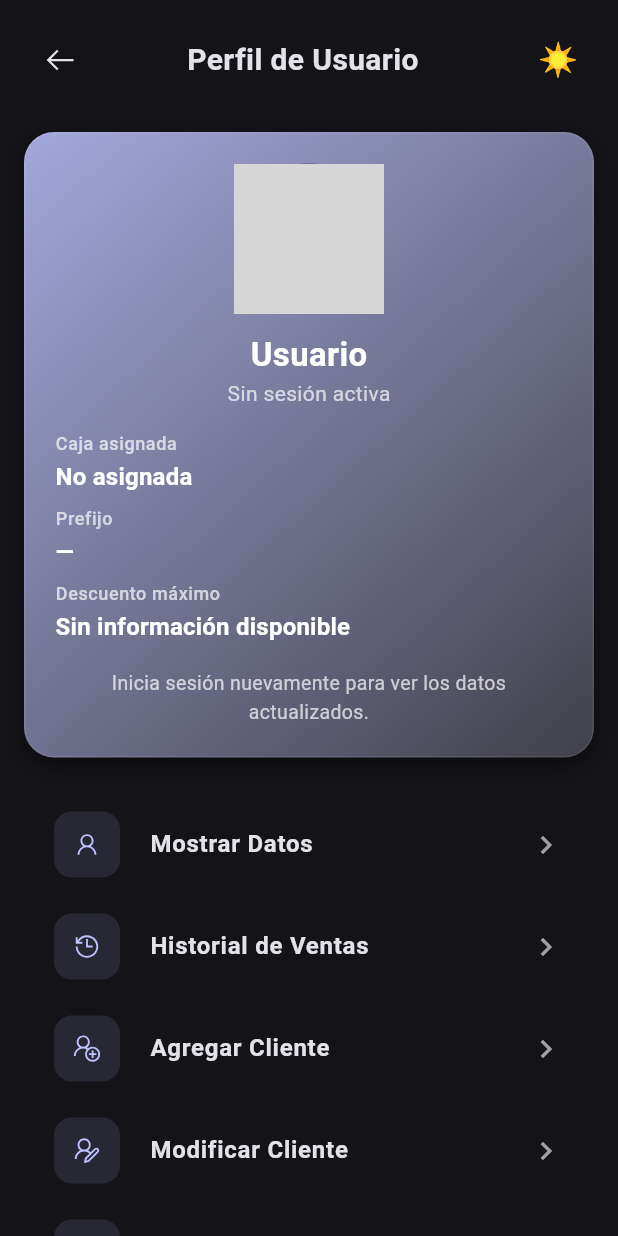
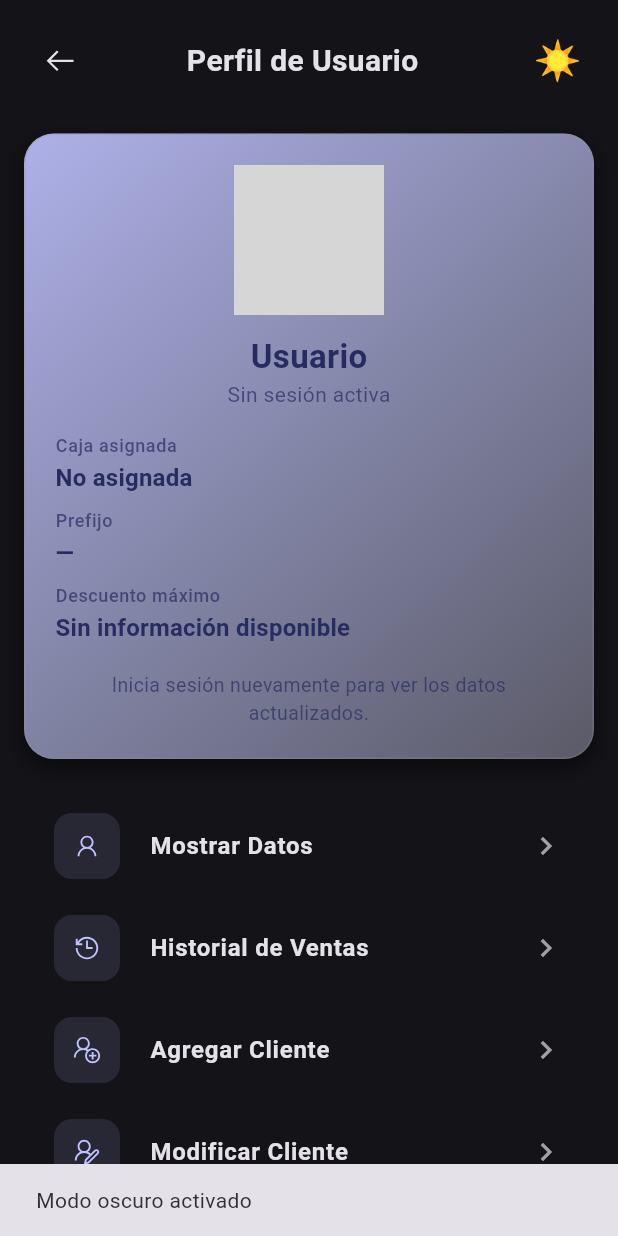
Before and after one commit to rceballos05/placesoft-app-ventas, a Flutter app: the Perfil screen opened by its route, after a tap on an icon or button, on a phone screen of 412 x 824 dp. Run offline on Flutter 3.47's test engine with Material 3 defaults, Android fonts, the phone set to English and light mode, and no system bars; our stand-ins replace animated_theme_switcher, connectivity_plus, curved_navigation_bar, flutter_riverpod, flutter_screenutil, line_awesome_flutter and 2 more; missing offline and left inert: currency_formatter; accounts and stored records are empty; network calls fail; grey boxes are pictures that could not be loaded.

Commit message:
Implement animated theme toggle with persistence

```diff
--- a/lib/core/theme/theme_model.dart
+++ b/lib/core/theme/theme_model.dart
@@ -1,4 +1,5 @@
 import 'package:flutter/material.dart';
+import 'package:shared_preferences/shared_preferences.dart';
 
 /// Holds the current [ThemeMode] and notifies dependants when it changes.
 class ThemeModel extends ChangeNotifier {
@@ -13,12 +14,27 @@ class ThemeModel extends ChangeNotifier {
 
   ThemeMode get themeMode => _themeMode;
 
-  set themeMode(ThemeMode value) {
-    if (value == _themeMode) {
+  set themeMode(ThemeMode value) => updateThemeMode(value);
+
+  void updateThemeMode(ThemeMode newMode) {
+    if (newMode == _themeMode) {
       return;
     }
-    _themeMode = value;
+    _themeMode = newMode;
+    _saveThemeMode(newMode);
     notifyListeners();
+  }
+
+  Future<void> loadThemeMode() async {
+    final prefs = await SharedPreferences.getInstance();
+    final index = prefs.getInt('theme_mode') ?? ThemeMode.system.index;
+    _themeMode = ThemeMode.values[index];
+    notifyListeners();
+  }
+
+  Future<void> _saveThemeMode(ThemeMode mode) async {
+    final prefs = await SharedPreferences.getInstance();
+    await prefs.setInt('theme_mode', mode.index);
   }
 
   /// Returns the nearest [ThemeModel] up the widget tree, listening to updates
--- a/lib/main.dart
+++ b/lib/main.dart
@@ -7,15 +7,17 @@ import 'package:flutter/material.dart';
 import 'package:flutter_riverpod/flutter_riverpod.dart';
 import 'package:flutter_screenutil/flutter_screenutil.dart';
 
-void main() {
+void main() async {
+  WidgetsFlutterBinding.ensureInitialized();
   final themeModel = ThemeModel();
+  await themeModel.loadThemeMode();
 
   runApp(
     ThemeModelInheritedNotifier(
       notifier: themeModel,
       child: ThemeProvider(
         initTheme: AppTheme.lightTheme,
-        builder: (context, theme) => const ProviderScope(child: MyApp()),
+        builder: (_, __) => const ProviderScope(child: MyApp()),
       ),
     ),
   );
@@ -40,7 +42,7 @@ class MyApp extends ConsumerWidget {
               title: 'Aplicación de Ventas',
               theme: theme, // <-- aquí se aplica el tema actual
               darkTheme: AppTheme.darkTheme,
-              themeMode: themeModel?.themeMode ?? ThemeMode.system,
+              themeMode: themeModel.themeMode,
               routes: AppRouter.routes,
               initialRoute: AppRouter.initialRoute,
             ),
--- a/lib/presentation/pages/perfil.dart
+++ b/lib/presentation/pages/perfil.dart
@@ -16,6 +16,7 @@ import 'package:aplicacion_ventas/presentation/widgets/busqueda_cliente.dart';
 import 'package:aplicacion_ventas/presentation/widgets/profile_list_item.dart';
 import 'package:aplicacion_ventas/statics/globals.dart';
 import 'package:flutter/material.dart';
+import 'package:flutter/services.dart';
 import 'package:flutter_riverpod/flutter_riverpod.dart';
 import 'package:line_awesome_flutter/line_awesome_flutter.dart';
 
@@ -31,6 +32,7 @@ class Perfil extends ConsumerStatefulWidget {
 
 class _PerfilState extends ConsumerState<Perfil>
     with SingleTickerProviderStateMixin {
+  static const _themeAnimationDuration = Duration(milliseconds: 400);
   final TextEditingController nuevoPass = TextEditingController();
   late final AnimationController _controller;
   late final Animation<double> _fade;
@@ -157,24 +159,46 @@ class _PerfilState extends ConsumerState<Perfil>
                   ? 'Cambiar a modo claro'
                   : 'Cambiar a modo oscuro',
               onPressed: () {
+                HapticFeedback.lightImpact();
                 final switcher = ThemeSwitcher.of(context);
                 final theme =
                     isCurrentlyDark ? AppTheme.lightTheme : AppTheme.darkTheme;
                 switcher.changeTheme(theme: theme);
-                themeModel?.themeMode =
-                    isCurrentlyDark ? ThemeMode.light : ThemeMode.dark;
+                themeModel?.updateThemeMode(
+                  isCurrentlyDark ? ThemeMode.light : ThemeMode.dark,
+                );
+
+                final snackBarMessage = isCurrentlyDark
+                    ? 'Modo claro activado'
+                    : 'Modo oscuro activado';
+                ScaffoldMessenger.of(context)
+                  ..hideCurrentSnackBar()
+                  ..showSnackBar(
+                    SnackBar(
+                      content: Text(snackBarMessage),
+                      duration: const Duration(seconds: 2),
+                    ),
+                  );
               },
               icon: AnimatedSwitcher(
-                duration: const Duration(milliseconds: 300),
-                transitionBuilder: (child, animation) => FadeTransition(
-                  opacity: animation,
-                  child: ScaleTransition(scale: animation, child: child),
-                ),
+                duration: _themeAnimationDuration,
+                transitionBuilder: (child, animation) {
+                  final rotationAnimation =
+                      Tween<double>(begin: 0.75, end: 1).animate(animation);
+                  return FadeTransition(
+                    opacity: animation,
+                    child: RotationTransition(
+                      turns: rotationAnimation,
+                      child: child,
+                    ),
+                  );
+                },
                 child: Text(
                   isCurrentlyDark ? '☀️' : '🌙',
                   key: ValueKey<bool>(isCurrentlyDark),
                   style: theme.textTheme.titleLarge?.copyWith(
                     color: iconColor,
+                    fontSize: 26,
                   ),
                 ),
               ),
@@ -212,18 +236,25 @@ class _PerfilState extends ConsumerState<Perfil>
 
     final gradientColors = isDark
         ? [
-            colorScheme.primary.withOpacity(0.85),
-            colorScheme.surfaceVariant.withOpacity(0.9),
+            Color.lerp(colorScheme.primary, colorScheme.surface, 0.1)!,
+            Color.lerp(colorScheme.secondary, colorScheme.background, 0.6)!,
           ]
         : [
-            colorScheme.primaryContainer,
-            colorScheme.secondaryContainer,
+            Color.lerp(
+              colorScheme.primaryContainer,
+              colorScheme.secondaryContainer,
+              0.4,
+            )!,
+            Color.lerp(colorScheme.secondary, colorScheme.surface, 0.1)!,
           ];
 
-    final cardTextColor = isDark ? Colors.white : Colors.black87;
+    final cardTextColor =
+        isDark ? colorScheme.onPrimary : colorScheme.onPrimaryContainer;
     final subtleTextColor = cardTextColor.withOpacity(0.7);
 
-    return Container(
+    return AnimatedContainer(
+      duration: _themeAnimationDuration,
+      curve: Curves.easeInOut,
       decoration: BoxDecoration(
         gradient: LinearGradient(
           colors: gradientColors,
@@ -233,15 +264,13 @@ class _PerfilState extends ConsumerState<Perfil>
         borderRadius: BorderRadius.circular(20),
         boxShadow: [
           BoxShadow(
-            color: Colors.black.withOpacity(isDark ? 0.4 : 0.2),
+            color: theme.shadowColor.withOpacity(isDark ? 0.5 : 0.2),
             blurRadius: 10,
             offset: const Offset(0, 5),
           ),
         ],
         border: Border.all(
-          color: isDark
-              ? Colors.white.withOpacity(0.08)
-              : Colors.black.withOpacity(0.05),
+          color: colorScheme.outline.withOpacity(isDark ? 0.3 : 0.2),
         ),
       ),
       padding: const EdgeInsets.all(20),
@@ -263,13 +292,14 @@ class _PerfilState extends ConsumerState<Perfil>
                   width: 32,
                   decoration: BoxDecoration(
                     color: isDark
-                        ? colorScheme.onPrimary.withOpacity(0.9)
-                        : Colors.white,
+                        ? colorScheme.surface.withOpacity(0.9)
+                        : colorScheme.surface,
                     shape: BoxShape.circle,
                   ),
                   child: Icon(
                     LineAwesomeIcons.pen,
-                    color: isDark ? colorScheme.primary : colorScheme.secondary,
+                    color:
+                        isDark ? colorScheme.primary : colorScheme.secondary,
                     size: 18,
                   ),
                 ),
@@ -380,8 +410,8 @@ class _PerfilState extends ConsumerState<Perfil>
           ProfileListItem(
             icon: LineAwesomeIcons.alternate_sign_out,
             text: 'Cerrar Sesión',
-            textColor: Colors.redAccent,
-            iconColor: Colors.redAccent,
+            textColor: Theme.of(context).colorScheme.error,
+            iconColor: Theme.of(context).colorScheme.error,
             onTap: () => _cerrarSesion(context),
           ),
         ],
```
